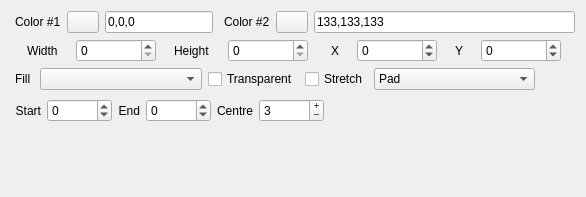
Before: the Qt Designer form src/avp/components/color.ui in djfun/audio-visualizer-python, drawn with Qt 5.
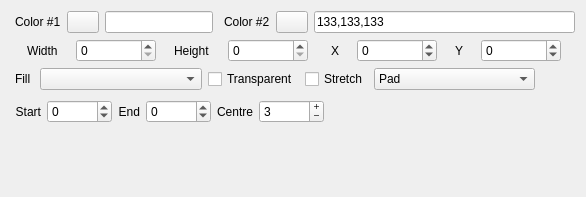
After: the same form once the commit is applied.

Diff of the .ui file:
```diff
--- a/src/avp/components/color.ui
+++ b/src/avp/components/color.ui
@@ -74,7 +74,7 @@
           </size>
          </property>
          <property name="text">
-          <string>0,0,0</string>
+          <string/>
          </property>
          <property name="maxLength">
           <number>12</number>
@@ -543,7 +543,7 @@
              <x>-1</x>
              <y>-1</y>
              <width>561</width>
-             <height>31</height>
+             <height>34</height>
             </rect>
            </property>
            <layout class="QHBoxLayout" name="horizontalLayout_3">
```
Left out of the diff: 32 changed lines with no effect on the pictures.
